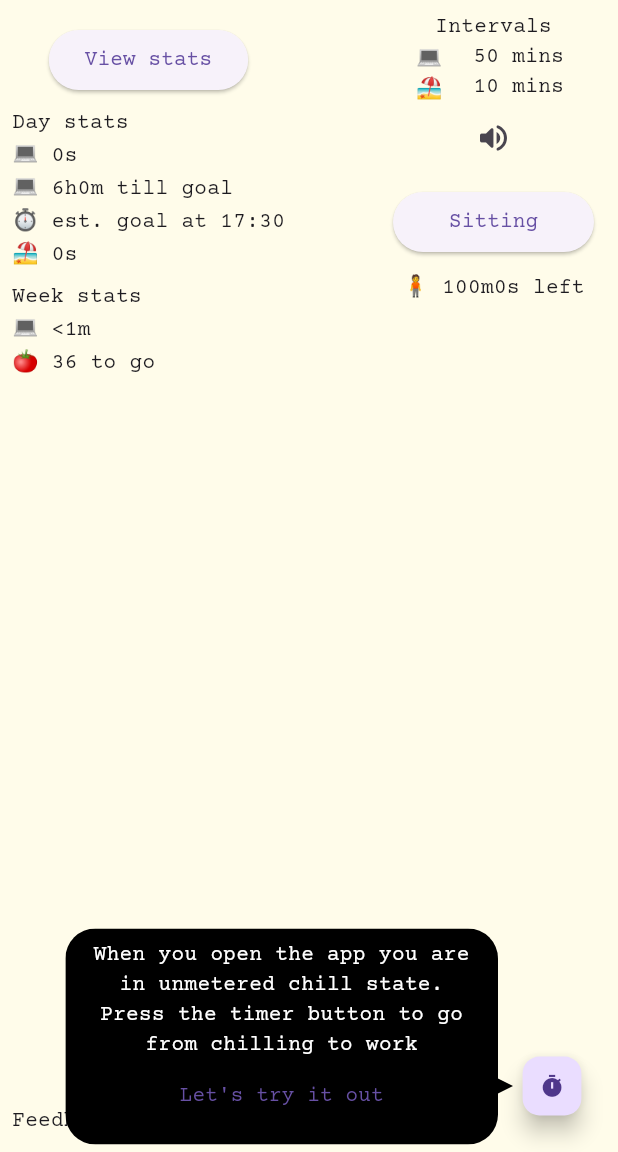
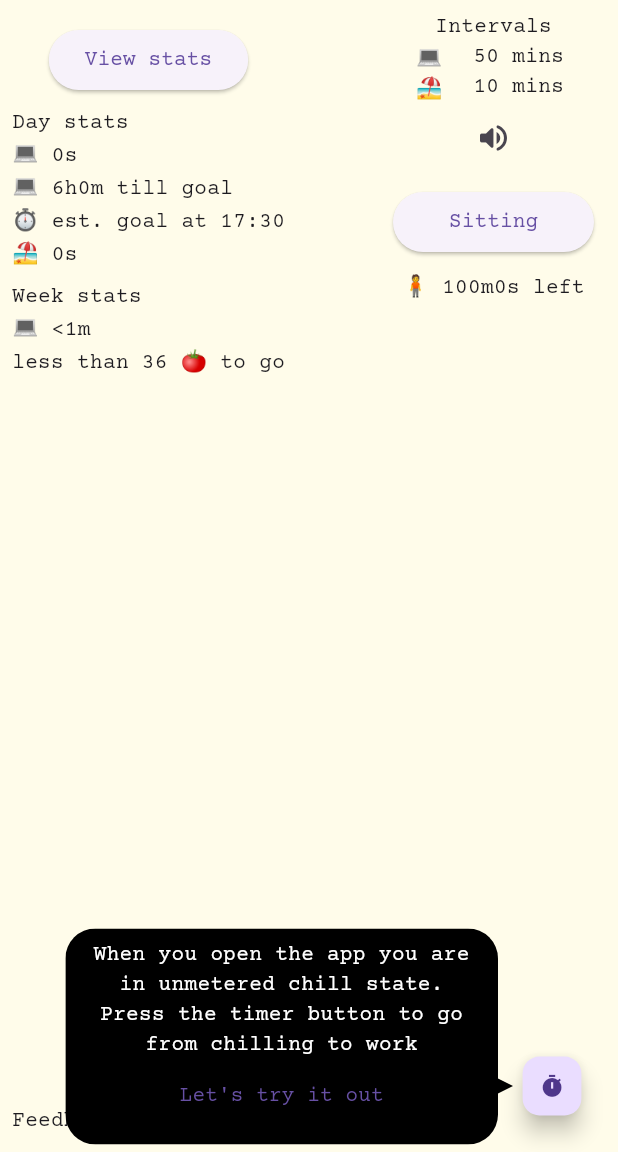
Before and after one commit to aleks-tpom6oh/cododoro, a Flutter app: the screen it shows after launch, after a tap on "Let's go", on a phone screen of 412 x 824 dp, the part 84-1236 px from its top. Run offline on Flutter 3.47's test engine with Material 3 defaults, Android fonts, the phone set to English and light mode, and no system bars; our stand-ins replace bloc, clock, confetti, flutter_bloc, flutter_local_notifications, flutter_native_timezone and 4 more; missing offline and left inert: avo_inspector, cododoro_macos_module, mixpanel_analytics, platform_device_id, platform_info; statements that could not run were skipped.

Commit message:
Week goal timer tweaks

```diff
--- a/lib/common/data_layer/persistent/settings.dart
+++ b/lib/common/data_layer/persistent/settings.dart
@@ -106,7 +106,7 @@ class Settings with ChangeNotifier {
 
   int get targetWeeklyWorkingMinutes {
     return prefs.getInt(targetWeeklyWorkingMinutesKey) ??
-        _defaulTargetWorkingMinutes * 5;
+        targetWorkingMinutes * 5;
   }
 
   void setTargetWeeklyWorkingMinutes(int newTargetWeeklyWorkingMinutes) {
--- a/lib/home_screen/views/week_work_timer.dart
+++ b/lib/home_screen/views/week_work_timer.dart
@@ -46,7 +46,7 @@ class WeekWorkTimer extends StatelessWidget {
                   workTargetReached()
                       ? Text("💻 Goal reached")
                       : remainingIntervalsCount > 0
-                          ? Text("🍅 ${remainingIntervalsCount} to go")
+                          ? Text("less than ${remainingIntervalsCount} 🍅 to go")
                           : Text(
                               "💻 ${workTimeTillWeekGoal.toShortHMString()} till goal"),
                 ],
```
